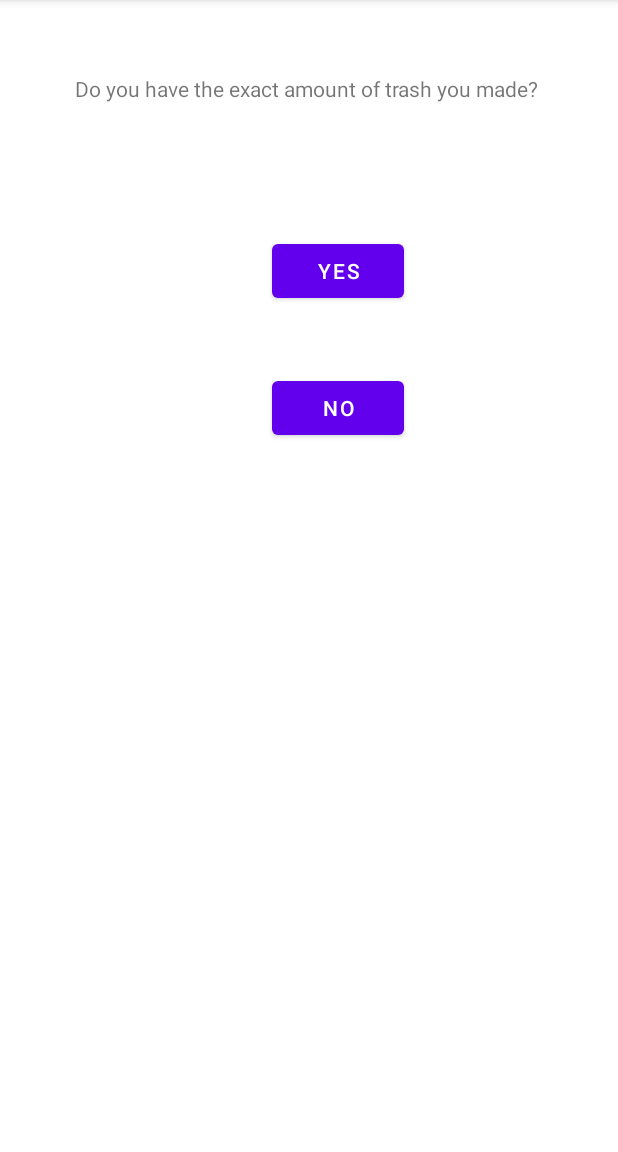
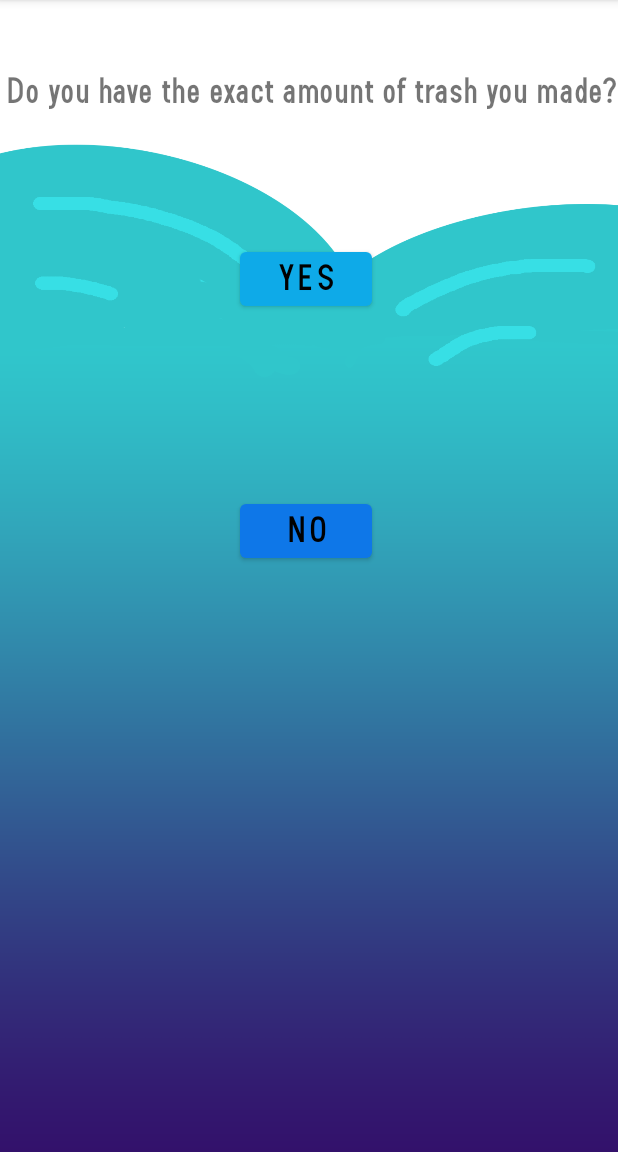
Before and after one commit to ehaque003/oceanenviromentimpact, an Android app: the wastetrackerpage screen opened directly, with no data from a screen before it, on a phone screen of 412 x 824 dp, the part 84-1236 px from its top. Run offline under Robolectric (Android 15) with nearby library versions, the phone set to English and light mode, and no system bars.

Commit message:
ui changes to all pages

```diff
--- a/app/src/main/res/layout/activity_basecheckactivity.xml
+++ b/app/src/main/res/layout/activity_basecheckactivity.xml
@@ -74,7 +74,7 @@
         android:text="Done"
         android:textColor="#050505"
         android:textSize="24sp"
-        app:backgroundTint="#0CDAF4"
+        app:backgroundTint="#2258B3"
         app:layout_constraintBottom_toBottomOf="@+id/imageView2"
         app:layout_constraintEnd_toEndOf="@+id/imageView"
         app:layout_constraintHorizontal_bias="0.49"
--- a/app/src/main/res/layout/activity_impactpage.xml
+++ b/app/src/main/res/layout/activity_impactpage.xml
@@ -64,7 +64,7 @@
         android:textColor="#000000"
         android:textSize="20sp"
         android:visibility="visible"
-        app:backgroundTint="#0CDAF4"
+        app:backgroundTint="#0EA3E8"
         app:layout_constraintStart_toStartOf="parent"
         app:layout_constraintTop_toBottomOf="@+id/poundsoftrashoutoftheocean" />
 
--- a/app/src/main/res/layout/activity_main.xml
+++ b/app/src/main/res/layout/activity_main.xml
@@ -28,6 +28,7 @@
         android:text="Oceanic Impact"
         android:textColor="#000000"
         android:textSize="60sp"
+        android:textStyle="bold"
         app:layout_constraintStart_toStartOf="parent"
         app:layout_constraintTop_toTopOf="parent" />
 
--- a/app/src/main/res/layout/activity_wastetrackerpage.xml
+++ b/app/src/main/res/layout/activity_wastetrackerpage.xml
@@ -6,14 +6,30 @@
     android:layout_height="match_parent"
     tools:context=".wastetrackerpage">
 
+    <ImageView
+        android:id="@+id/imageView5"
+        android:layout_width="wrap_content"
+        android:layout_height="wrap_content"
+        android:scaleX="1.17"
+        app:layout_constraintBottom_toBottomOf="parent"
+        app:layout_constraintEnd_toEndOf="parent"
+        app:layout_constraintHorizontal_bias="0.0"
+        app:layout_constraintStart_toStartOf="parent"
+        app:layout_constraintTop_toTopOf="parent"
+        app:layout_constraintVertical_bias="1.0"
+        app:srcCompat="@drawable/background" />
+
     <TextView
         android:id="@+id/choicegiver"
         android:layout_width="wrap_content"
         android:layout_height="wrap_content"
-        android:layout_marginStart="50dp"
-        android:layout_marginLeft="50dp"
-        android:layout_marginTop="49dp"
+        android:layout_marginStart="4dp"
+        android:layout_marginLeft="4dp"
+        android:layout_marginTop="48dp"
+        android:fontFamily="@font/sanlususbold"
         android:text="Do you have the exact amount of trash you made?"
+        android:textSize="25sp"
+        android:textStyle="bold"
         app:layout_constraintStart_toStartOf="parent"
         app:layout_constraintTop_toTopOf="parent" />
 
@@ -21,10 +37,14 @@
         android:id="@+id/yesbutton"
         android:layout_width="wrap_content"
         android:layout_height="wrap_content"
-        android:layout_marginStart="181dp"
-        android:layout_marginLeft="181dp"
+        android:layout_marginStart="160dp"
+        android:layout_marginLeft="160dp"
         android:layout_marginTop="88dp"
+        android:fontFamily="@font/sanlususbold"
         android:text="Yes"
+        android:textColor="#000000"
+        android:textSize="25sp"
+        app:backgroundTint="#0EAAE8"
         app:layout_constraintStart_toStartOf="parent"
         app:layout_constraintTop_toBottomOf="@+id/choicegiver" />
 
@@ -32,10 +52,14 @@
         android:id="@+id/nobutton"
         android:layout_width="wrap_content"
         android:layout_height="wrap_content"
-        android:layout_marginStart="181dp"
-        android:layout_marginLeft="181dp"
-        android:layout_marginTop="43dp"
+        android:layout_marginStart="160dp"
+        android:layout_marginLeft="160dp"
+        android:layout_marginTop="120dp"
+        android:fontFamily="@font/sanlususbold"
         android:text="No"
+        android:textColor="#000000"
+        android:textSize="25sp"
+        app:backgroundTint="#0E77E8"
         app:layout_constraintStart_toStartOf="parent"
         app:layout_constraintTop_toBottomOf="@+id/yesbutton" />
 
@@ -43,12 +67,15 @@
         android:id="@+id/amountoftrashmadethatentry"
         android:layout_width="wrap_content"
         android:layout_height="wrap_content"
-        android:layout_marginStart="115dp"
-        android:layout_marginLeft="115dp"
-        android:layout_marginTop="2dp"
+        android:layout_marginStart="108dp"
+        android:layout_marginLeft="108dp"
+        android:layout_marginTop="36dp"
         android:ems="10"
+        android:fontFamily="@font/sanlususbold"
         android:hint="Amount"
         android:inputType="textPersonName"
+        android:textColor="#000000"
+        android:textSize="16sp"
         android:visibility="invisible"
         app:layout_constraintStart_toStartOf="parent"
         app:layout_constraintTop_toBottomOf="@+id/yesbutton" />
@@ -57,21 +84,28 @@
         android:id="@+id/enterbutton"
         android:layout_width="wrap_content"
         android:layout_height="wrap_content"
-        android:layout_marginStart="181dp"
-        android:layout_marginLeft="181dp"
+        android:layout_marginStart="160dp"
+        android:layout_marginLeft="160dp"
+        android:layout_marginTop="48dp"
+        android:fontFamily="@font/sanlususbold"
         android:text="Enter"
+        android:textColor="#000000"
+        android:textSize="16sp"
         android:visibility="invisible"
         app:layout_constraintStart_toStartOf="parent"
         app:layout_constraintTop_toBottomOf="@+id/nobutton" />
 
     <TextView
         android:id="@+id/improvmenttextshower"
-        android:layout_width="wrap_content"
-        android:layout_height="wrap_content"
-        android:layout_marginStart="68dp"
-        android:layout_marginLeft="68dp"
-        android:layout_marginTop="72dp"
+        android:layout_width="88dp"
+        android:layout_height="69dp"
+        android:layout_marginStart="48dp"
+        android:layout_marginLeft="48dp"
+        android:layout_marginTop="44dp"
+        android:fontFamily="@font/sanlususbold"
         android:text="TextView"
+        android:textColor="#000000"
+        android:textSize="14sp"
         android:visibility="invisible"
         app:layout_constraintStart_toStartOf="parent"
         app:layout_constraintTop_toBottomOf="@+id/enterbutton" />
@@ -80,11 +114,14 @@
         android:id="@+id/impactpagemover"
         android:layout_width="wrap_content"
         android:layout_height="wrap_content"
-        android:layout_marginStart="112dp"
-        android:layout_marginLeft="112dp"
-        android:layout_marginBottom="216dp"
+        android:layout_marginStart="120dp"
+        android:layout_marginLeft="120dp"
+        android:layout_marginBottom="64dp"
+        android:fontFamily="@font/sanlususbold"
         android:text="Move On To Next Page"
+        android:textColor="#000000"
         android:visibility="invisible"
         app:layout_constraintBottom_toBottomOf="parent"
         app:layout_constraintStart_toStartOf="parent" />
+
 </androidx.constraintlayout.widget.ConstraintLayout>
```
